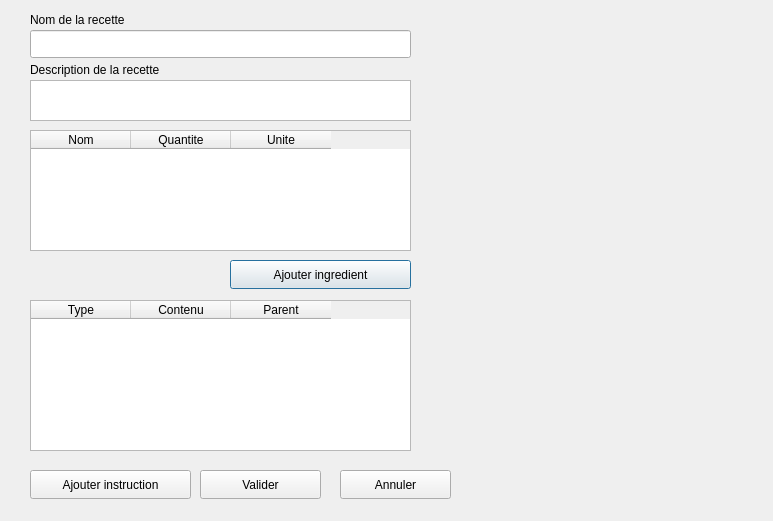
First picture: the form in ajouterrecettedialog.ui, repository Bahajamel/RecettesIntelligentes, before the edit.
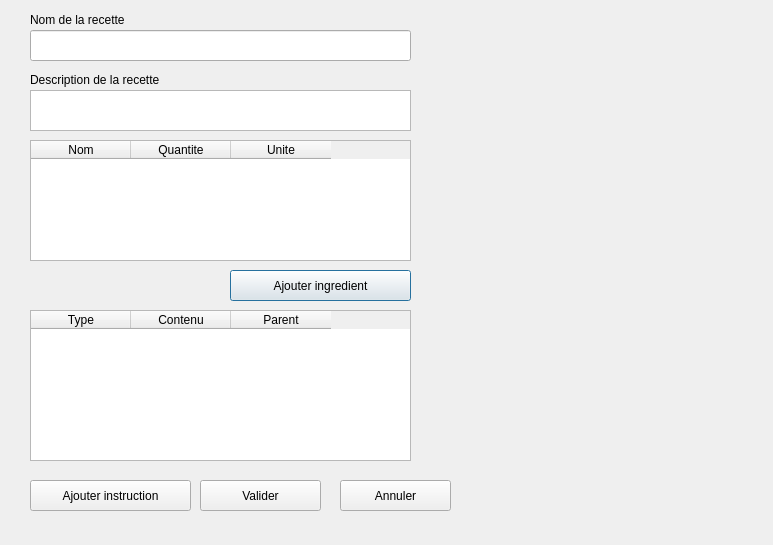
Second picture: the form after the edit.

```diff
--- a/ajouterrecettedialog.ui
+++ b/ajouterrecettedialog.ui
@@ -7,7 +7,7 @@
     <x>0</x>
     <y>0</y>
     <width>773</width>
-    <height>521</height>
+    <height>545</height>
    </rect>
   </property>
   <property name="windowTitle">
@@ -19,25 +19,43 @@
      <x>30</x>
      <y>30</y>
      <width>381</width>
-     <height>28</height>
+     <height>31</height>
     </rect>
    </property>
+   <property name="sizePolicy">
+    <sizepolicy hsizetype="Expanding" vsizetype="Preferred">
+     <horstretch>0</horstretch>
+     <verstretch>0</verstretch>
+    </sizepolicy>
+   </property>
+   <property name="minimumSize">
+    <size>
+     <width>0</width>
+     <height>20</height>
+    </size>
+   </property>
   </widget>
   <widget class="QTextEdit" name="textEditDescription">
    <property name="geometry">
     <rect>
      <x>30</x>
-     <y>80</y>
+     <y>90</y>
      <width>381</width>
      <height>41</height>
     </rect>
    </property>
+   <property name="minimumSize">
+    <size>
+     <width>0</width>
+     <height>20</height>
+    </size>
+   </property>
   </widget>
   <widget class="QTableWidget" name="tableIngredients">
    <property name="geometry">
     <rect>
      <x>30</x>
-     <y>130</y>
+     <y>140</y>
      <width>381</width>
      <height>121</height>
     </rect>
@@ -71,9 +89,9 @@
    <property name="geometry">
     <rect>
      <x>230</x>
-     <y>260</y>
+     <y>270</y>
      <width>181</width>
-     <height>29</height>
+     <height>31</height>
     </rect>
    </property>
    <property name="text">
@@ -84,7 +102,7 @@
    <property name="geometry">
     <rect>
      <x>30</x>
-     <y>300</y>
+     <y>310</y>
      <width>381</width>
      <height>151</height>
     </rect>
@@ -109,9 +127,9 @@
    <property name="geometry">
     <rect>
      <x>30</x>
-     <y>470</y>
+     <y>480</y>
      <width>161</width>
-     <height>29</height>
+     <height>31</height>
     </rect>
    </property>
    <property name="text">
@@ -122,9 +140,9 @@
    <property name="geometry">
     <rect>
      <x>200</x>
-     <y>470</y>
+     <y>480</y>
      <width>121</width>
-     <height>29</height>
+     <height>31</height>
     </rect>
    </property>
    <property name="text">
@@ -144,9 +162,9 @@
    <property name="geometry">
     <rect>
      <x>340</x>
-     <y>470</y>
+     <y>480</y>
      <width>111</width>
-     <height>29</height>
+     <height>31</height>
     </rect>
    </property>
    <property name="text">
@@ -170,7 +188,7 @@
    <property name="geometry">
     <rect>
      <x>30</x>
-     <y>60</y>
+     <y>70</y>
      <width>171</width>
      <height>20</height>
     </rect>
```
